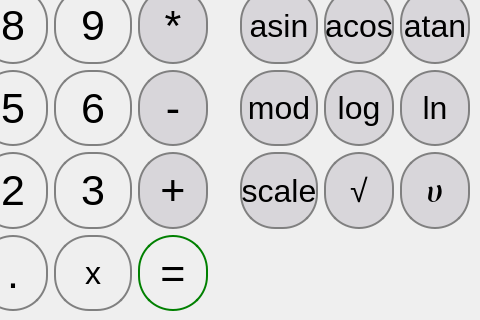
This is sparrvio.ui in Dynokey/SmartCalc-v1 as Qt 5 draws it before an edit; both pictures show x 116 to 596 and y 330 to 650 of the 596 by 650 pixel window. The edited form follows.
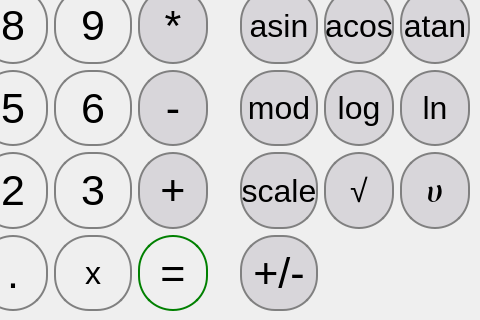
This is the edited form.

```diff
--- a/sparrvio.ui
+++ b/sparrvio.ui
@@ -1476,6 +1476,45 @@
       </property>
      </widget>
     </item>
+    <item row="7" column="5">
+     <widget class="QPushButton" name="pushButton_un_sign">
+      <property name="sizePolicy">
+       <sizepolicy hsizetype="Preferred" vsizetype="Preferred">
+        <horstretch>0</horstretch>
+        <verstretch>0</verstretch>
+       </sizepolicy>
+      </property>
+      <property name="minimumSize">
+       <size>
+        <width>70</width>
+        <height>70</height>
+       </size>
+      </property>
+      <property name="font">
+       <font>
+        <pointsize>32</pointsize>
+        <bold>false</bold>
+        <kerning>true</kerning>
+       </font>
+      </property>
+      <property name="styleSheet">
+       <string notr="true">QPushButton {
+	border: 2px solid gray;
+ 	border-radius: 35px;
+	background-color:rgb(216, 214, 218);
+	margin: 0px
+}
+
+QPushButton:pressed {
+	background-color: qlineargradient(x1: 0, y1: 0, x2: 0, y2: 1, 
+									stop:  0 #dadbde, stop: 1 #f6f7fa);
+}</string>
+      </property>
+      <property name="text">
+       <string>+/-</string>
+      </property>
+     </widget>
+    </item>
    </layout>
   </widget>
  </widget>
```
